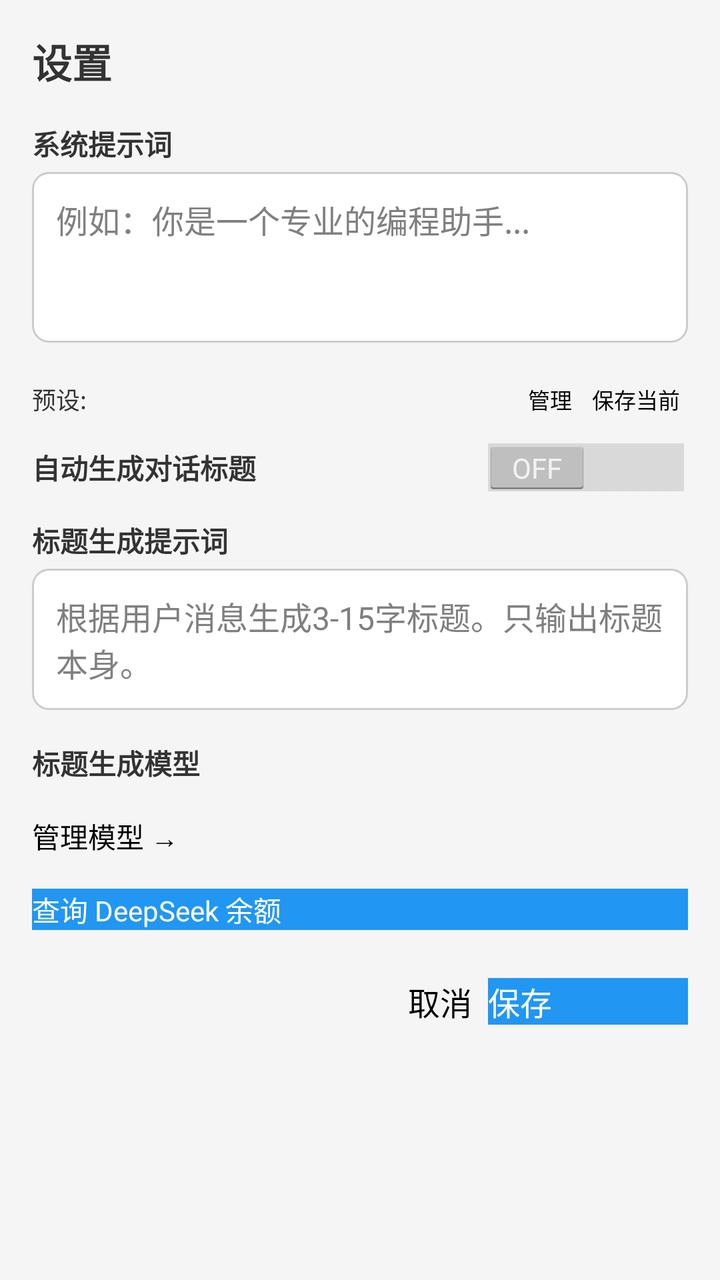
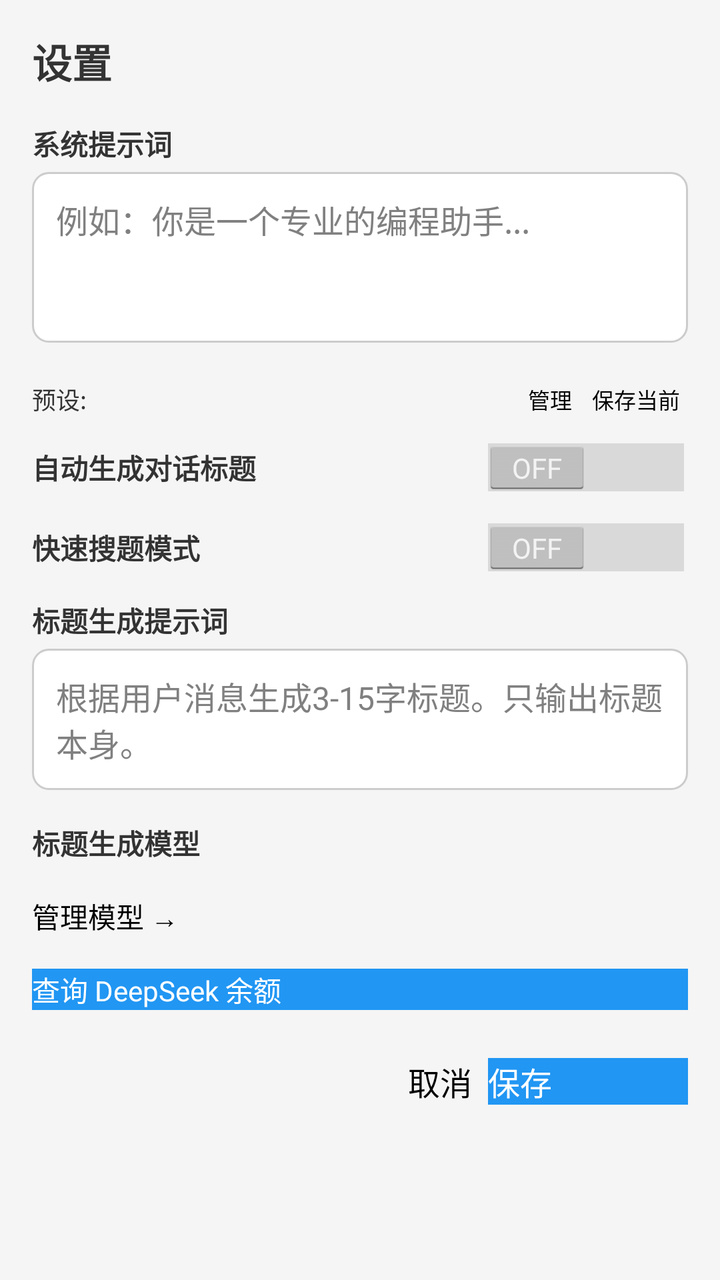

Two renders of the same Android screen: before a commit and after it. Below are the layout's source before the change and the commit's diff.
<!-- AndroidManifest.xml: application theme AppTheme -->
<!-- res/layout/activity_settings.xml -->
<?xml version="1.0" encoding="utf-8"?>
<LinearLayout xmlns:android="http://schemas.android.com/apk/res/android"
    android:orientation="vertical"
    android:background="@color/background"
    android:padding="16dp"
    android:layout_width="match_parent"
    android:layout_height="match_parent">

    <TextView
        android:textSize="20sp"
        android:textStyle="bold"
        android:textColor="@color/text_primary"
        android:layout_width="match_parent"
        android:layout_height="wrap_content"
        android:layout_marginBottom="16dp"
        android:text="设置"/>

    
    <TextView
        android:textSize="14sp"
        android:textStyle="bold"
        android:textColor="@color/text_primary"
        android:layout_width="match_parent"
        android:layout_height="wrap_content"
        android:layout_marginBottom="4dp"
        android:text="@string/system_prompt"/>
    <EditText
        android:gravity="top"
        android:id="@+id/system_prompt_edit"
        android:background="@drawable/edit_text_background"
        android:padding="12dp"
        android:layout_width="match_parent"
        android:layout_height="wrap_content"
        android:layout_marginBottom="16dp"
        android:hint="例如：你是一个专业的编程助手..."
        android:maxLines="6"
        android:minLines="3"
        android:inputType="textMultiLine"/>

    
    <LinearLayout
        android:gravity="center_vertical"
        android:orientation="horizontal"
        android:layout_width="match_parent"
        android:layout_height="wrap_content"
        android:layout_marginBottom="8dp">
        <TextView
            android:textSize="12sp"
            android:textColor="@color/text_primary"
            android:layout_width="wrap_content"
            android:layout_height="wrap_content"
            android:text="预设:"/>
        <Spinner
            android:id="@+id/preset_spinner"
            android:layout_width="0dp"
            android:layout_height="wrap_content"
            android:layout_weight="1"
            android:layout_marginLeft="4dp"/>
        <Button
            android:textSize="11sp"
            android:id="@+id/manage_presets_button"
            android:layout_width="wrap_content"
            android:layout_height="wrap_content"
            android:layout_marginLeft="4dp"
            android:padding="4dp"
            android:minWidth="0dp"
            android:text="管理"/>
        <Button
            android:textSize="11sp"
            android:id="@+id/save_preset_button"
            android:layout_width="wrap_content"
            android:layout_height="wrap_content"
            android:layout_marginLeft="2dp"
            android:padding="4dp"
            android:minWidth="0dp"
            android:text="保存当前"/>
    </LinearLayout>

    
    <LinearLayout
        android:gravity="center_vertical"
        android:orientation="horizontal"
        android:layout_width="match_parent"
        android:layout_height="wrap_content"
        android:layout_marginBottom="12dp">
        <TextView
            android:textSize="14sp"
            android:textStyle="bold"
            android:textColor="@color/text_primary"
            android:layout_width="0dp"
            android:layout_height="wrap_content"
            android:layout_weight="1"
            android:text="自动生成对话标题"/>
        <Switch
            android:id="@+id/auto_title_switch"
            android:layout_width="wrap_content"
            android:layout_height="wrap_content"/>
    </LinearLayout>

    
    <TextView
        android:textSize="14sp"
        android:textStyle="bold"
        android:textColor="@color/text_primary"
        android:layout_width="match_parent"
        android:layout_height="wrap_content"
        android:layout_marginBottom="4dp"
        android:text="标题生成提示词"/>
    <EditText
        android:gravity="top"
        android:id="@+id/title_prompt_edit"
        android:background="@drawable/edit_text_background"
        android:padding="12dp"
        android:layout_width="match_parent"
        android:layout_height="wrap_content"
        android:layout_marginBottom="16dp"
        android:hint="根据用户消息生成3-15字标题。只输出标题本身。"
        android:maxLines="3"
        android:minLines="2"
        android:inputType="textMultiLine"/>

    
    <LinearLayout
        android:gravity="center_vertical"
        android:orientation="horizontal"
        android:layout_width="match_parent"
        android:layout_height="wrap_content"
        android:layout_marginBottom="16dp">
        <TextView
            android:textSize="14sp"
            android:textStyle="bold"
            android:textColor="@color/text_primary"
            android:layout_width="wrap_content"
            android:layout_height="wrap_content"
            android:text="标题生成模型"/>
        <Spinner
            android:id="@+id/title_model_spinner"
            android:layout_width="0dp"
            android:layout_height="wrap_content"
            android:layout_weight="1"
            android:layout_marginLeft="8dp"/>
    </LinearLayout>

    
    <Button
        android:textSize="14sp"
        android:id="@+id/manage_models_button"
        android:layout_width="match_parent"
        android:layout_height="wrap_content"
        android:layout_marginBottom="16dp"
        android:text="管理模型 →"/>

    
    <Button
        android:textSize="14sp"
        android:id="@+id/balance_button"
        android:background="@color/primary"
        android:textColor="@android:color/white"
        android:layout_width="match_parent"
        android:layout_height="wrap_content"
        android:layout_marginBottom="24dp"
        android:text="查询 DeepSeek 余额"/>

    
    <LinearLayout
        android:gravity="end"
        android:orientation="horizontal"
        android:layout_width="match_parent"
        android:layout_height="wrap_content">
        <Button
            android:id="@+id/cancel_button"
            android:layout_width="wrap_content"
            android:layout_height="wrap_content"
            android:layout_marginRight="8dp"
            android:text="@string/cancel"/>
        <Button
            android:textColor="@android:color/white"
            android:id="@+id/save_button"
            android:background="@color/primary"
            android:layout_width="wrap_content"
            android:layout_height="wrap_content"
            android:minWidth="100dp"
            android:text="@string/save"/>
    </LinearLayout>
</LinearLayout>
<!-- resources referenced by this layout -->
<resources>
  <color name="background">#f5f5f5</color>
  <color name="primary">#2196f3</color>
  <color name="text_primary">#333333</color>
  <!-- drawable edit_text_background (drawable) -->
  <?xml version="1.0" encoding="utf-8"?>
  <shape xmlns:android="http://schemas.android.com/apk/res/android" android:shape="rectangle">
      <solid android:color="@android:color/white"/>
      <corners android:radius="8dp"/>
      <stroke android:width="1dp" android:color="@color/gray"/>
  </shape>
  <string name="cancel">取消</string>
  <string name="save">保存</string>
  <string name="system_prompt">系统提示词</string>
  <style name="AppTheme" parent="@android:style/Theme.Holo.Light">
          <item name="android:windowBackground">@color/background</item>
          <item name="android:actionBarStyle">@style/ActionBarStyle</item>
      </style>
  <color name="gray">#cccccc</color>
  <style name="ActionBarStyle" parent="@android:style/Widget.Holo.Light.ActionBar">
          <item name="android:background">@color/primary</item>
      </style>
</resources>

<!-- the commit's change to res/layout/activity_settings.xml (unified diff, before → after) -->
@@ -1,10 +1,15 @@
 <?xml version="1.0" encoding="utf-8"?>
-<LinearLayout xmlns:android="http://schemas.android.com/apk/res/android"
+<ScrollView xmlns:android="http://schemas.android.com/apk/res/android"
+    android:layout_width="match_parent"
+    android:layout_height="match_parent"
+    android:fillViewport="true">
+
+<LinearLayout
     android:orientation="vertical"
     android:background="@color/background"
     android:padding="16dp"
     android:layout_width="match_parent"
-    android:layout_height="match_parent">
+    android:layout_height="wrap_content">
 
     <TextView
         android:textSize="20sp"
@@ -98,6 +103,27 @@
     </LinearLayout>
 
     
+    <LinearLayout
+        android:gravity="center_vertical"
+        android:orientation="horizontal"
+        android:layout_width="match_parent"
+        android:layout_height="wrap_content"
+        android:layout_marginBottom="12dp">
+        <TextView
+            android:textSize="14sp"
+            android:textStyle="bold"
+            android:textColor="@color/text_primary"
+            android:layout_width="0dp"
+            android:layout_height="wrap_content"
+            android:layout_weight="1"
+            android:text="@string/quick_scan_mode"/>
+        <Switch
+            android:id="@+id/quick_scan_switch"
+            android:layout_width="wrap_content"
+            android:layout_height="wrap_content"/>
+    </LinearLayout>
+
+    
     <TextView
         android:textSize="14sp"
         android:textStyle="bold"
@@ -183,3 +209,4 @@
             android:text="@string/save"/>
     </LinearLayout>
 </LinearLayout>
+</ScrollView>
<!-- resource entries referenced after the edit -->
@@ -11,6 +11,7 @@
       <stroke android:width="1dp" android:color="@color/gray"/>
   </shape>
   <string name="cancel">取消</string>
+  <string name="quick_scan_mode">快速搜题模式</string>
   <string name="save">保存</string>
   <string name="system_prompt">系统提示词</string>
   <style name="AppTheme" parent="@android:style/Theme.Holo.Light">
